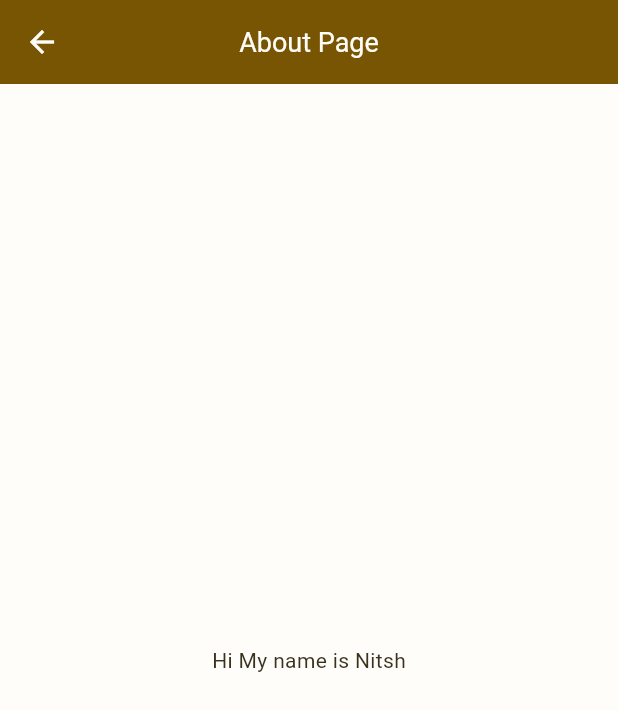
After one commit to Nitishroy-7033/Flutter-Course-Getx-Statemanagement, a Flutter app: the screen it shows after launch, after a tap on "Go to About Page", on a phone screen of 412 x 824 dp. The commit adds this screen. Shown: the top 711 px of the screen. Run offline on Flutter 3.47's test engine with Material 3 defaults, Android fonts, the phone set to English and light mode, and no system bars; our stand-ins replace get.

Commit message:
Routing added

```diff
--- /dev/null
+++ b/lib/pages/about_page.dart
@@ -0,0 +1,13 @@
+import 'package:flutter/material.dart';
+
+class AboutPage extends StatelessWidget {
+  const AboutPage({super.key});
+
+  @override
+  Widget build(BuildContext context) {
+    return Scaffold(
+      appBar: AppBar(title: Text("About Page")),
+      body: Center(child: Text("Hi My name is Nitsh")),
+    );
+  }
+}
--- a/lib/pages/home_page.dart
+++ b/lib/pages/home_page.dart
@@ -1,6 +1,7 @@
 import 'package:flutter/material.dart';
 import 'package:get/get.dart';
 import 'package:getx_learning/controllers/home_page_controller.dart';
+import 'package:getx_learning/pages/about_page.dart';
 
 class HomePage extends StatelessWidget {
   const HomePage({super.key});
@@ -43,6 +44,13 @@ class HomePage extends StatelessWidget {
               label: Text("Save"),
               icon: Icon(Icons.save),
             ),
+
+            ElevatedButton(
+              onPressed: () {
+                Get.to(AboutPage());
+              },
+              child: Text("Go to About Page"),
+            ),
           ],
         ),
       ),
```
